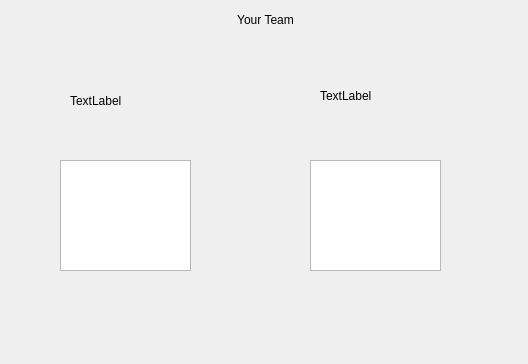
First picture: the form in WebMon-Client/waitingform.ui, repository davsuss/WebMon, before the edit.
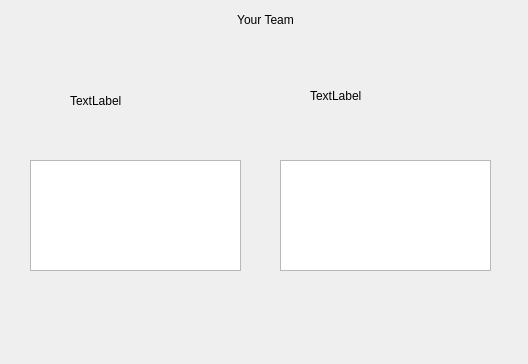
Second picture: the form after the edit.

Patch:
```diff
--- a/WebMon-Client/waitingform.ui
+++ b/WebMon-Client/waitingform.ui
@@ -29,7 +29,7 @@
   <widget class="QLabel" name="PokeImage2">
    <property name="geometry">
     <rect>
-     <x>320</x>
+     <x>310</x>
      <y>40</y>
      <width>141</width>
      <height>111</height>
@@ -42,9 +42,9 @@
   <widget class="QTextEdit" name="PokeInfo1">
    <property name="geometry">
     <rect>
-     <x>60</x>
+     <x>30</x>
      <y>160</y>
-     <width>131</width>
+     <width>211</width>
      <height>111</height>
     </rect>
    </property>
@@ -52,9 +52,9 @@
   <widget class="QTextEdit" name="PokeInfo2">
    <property name="geometry">
     <rect>
-     <x>310</x>
+     <x>280</x>
      <y>160</y>
-     <width>131</width>
+     <width>211</width>
      <height>111</height>
     </rect>
    </property>
```
